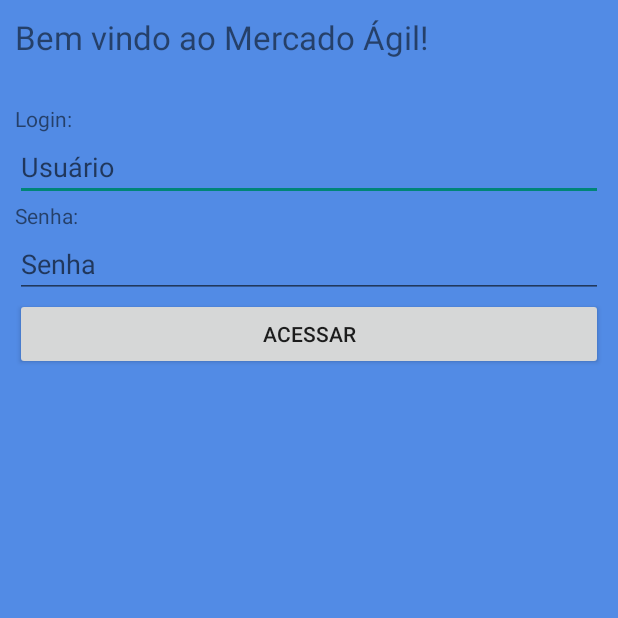
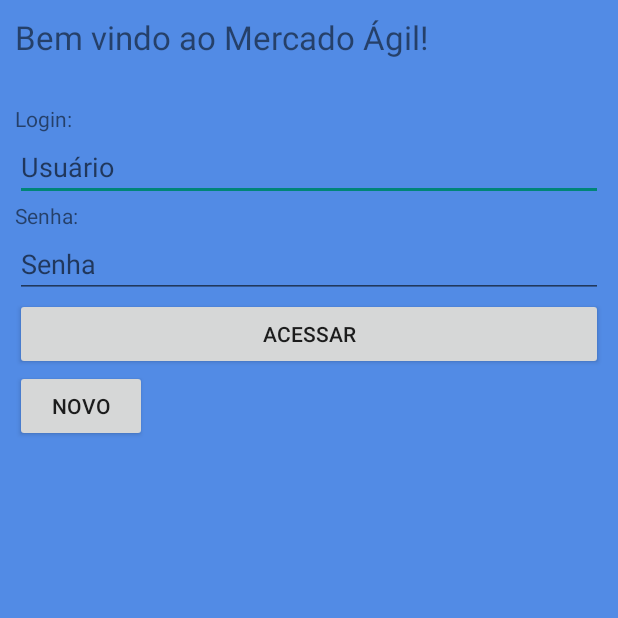
Before and after one commit to Strayf/MercadoAgil, an Android app: the screen it shows after launch (LoginActivity), on a phone screen of 412 x 824 dp, the top half of it. Run offline under Robolectric (Android 15) with nearby library versions, the phone set to English and light mode, and no system bars.

Commit message:
buttonCadastro
Adicionado um botão no Layout Login para interação com cadastro

```diff
--- a/app/src/main/res/layout/activity_login.xml
+++ b/app/src/main/res/layout/activity_login.xml
@@ -51,6 +51,11 @@
             android:layout_width="match_parent"
             android:layout_height="wrap_content"
             android:text="ACESSAR" />
+        <Button
+            android:id="@+id/buttonCadastro"
+            android:layout_width="wrap_content"
+            android:layout_height="wrap_content"
+            android:text="Novo" />
 
 
     </LinearLayout>
```
